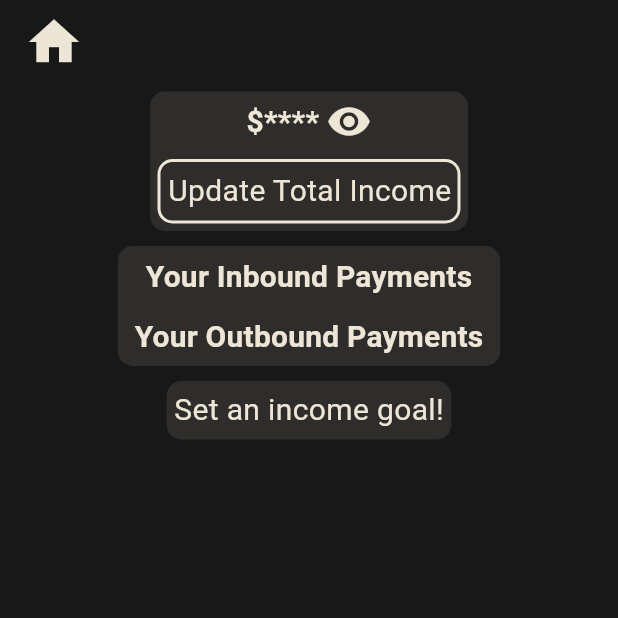
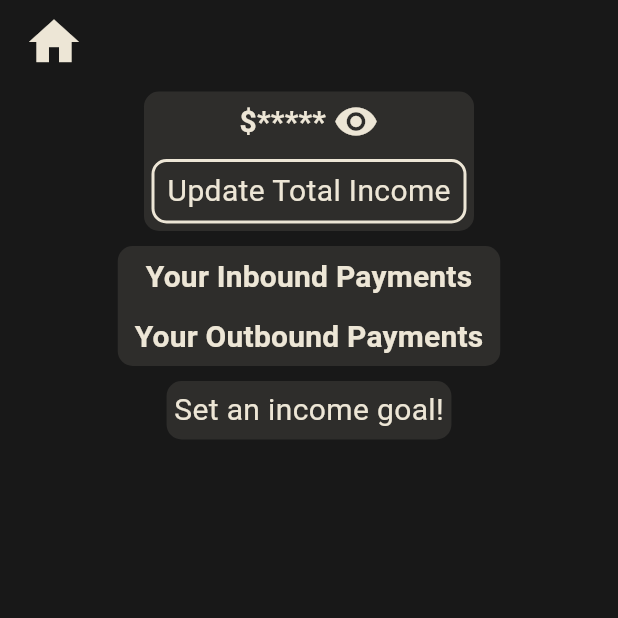
Before and after one commit to Myoro/MyoroFinanceTracker, a Flutter app: the screen it shows after launch, after a tap on the "paid" icon, on a phone screen of 412 x 824 dp, the top half of it. Run offline on Flutter 3.47's test engine with Material 3 defaults, Android fonts, the light colour scheme and no system bars; our stand-ins replace flutter_bloc, sqflite, sqflite_common_ffi; missing offline and left inert: window_manager; accounts and stored records are empty.

Commit message:
More changed to be done at home

```diff
--- /dev/null
+++ b/myoro_finance_tracker/lib/blocs/total_income_cubit.dart
@@ -0,0 +1,11 @@
+import 'package:flutter_bloc/flutter_bloc.dart';
+import 'package:myoro_finance_tracker/database.dart';
+
+class TotalIncomeCubit extends Cubit<double> {
+  TotalIncomeCubit(super.totalIncome);
+
+  void add(double totalIncome) async {
+    await Database.update('total_income', {'income': totalIncome.toStringAsFixed(2)});
+    emit(totalIncome);
+  }
+}
--- a/myoro_finance_tracker/lib/database.dart
+++ b/myoro_finance_tracker/lib/database.dart
@@ -21,7 +21,7 @@ class Database {
     await _database.execute('CREATE TABLE IF NOT EXISTS dark_mode(id INTEGER PRIMARY KEY, enabled INTEGER);');
     if ((await get('dark_mode')).isEmpty) insert('dark_mode', {'enabled': 1});
 
-    // Finances cubit
+    // Finances
     await _database.execute('''
       CREATE TABLE IF NOT EXISTS finances(
         id    INTEGER PRIMARY KEY AUTOINCREMENT,
@@ -30,6 +30,10 @@ class Database {
         date  TEXT
       );
     ''');
+
+    // Total income
+    await _database.execute('CREATE TABLE IF NOT EXISTS total_income(id INTEGER PRIMARY KEY, income TEXT);');
+    if ((await get('total_income')).isEmpty) insert('total_income', {'income': '0'});
   }
 
   static Future<List<Map<String, Object?>>> select(String table, [Map<String, dynamic>? conditions]) async {
--- a/myoro_finance_tracker/lib/main.dart
+++ b/myoro_finance_tracker/lib/main.dart
@@ -2,6 +2,7 @@ import 'package:flutter/material.dart';
 import 'package:flutter_bloc/flutter_bloc.dart';
 import 'package:myoro_finance_tracker/blocs/dark_mode_cubit.dart';
 import 'package:myoro_finance_tracker/blocs/finances_cubit.dart';
+import 'package:myoro_finance_tracker/blocs/total_income_cubit.dart';
 import 'package:myoro_finance_tracker/database.dart';
 import 'package:myoro_finance_tracker/helpers/platform_helper.dart';
 import 'package:myoro_finance_tracker/models/finance_model.dart';
@@ -20,12 +21,14 @@ void main() async {
   await Database.init();
   final bool isDarkMode = (await Database.get('dark_mode'))['enabled'] == 1 ? true : false;
   final List<FinanceModel> finances = (await Database.select('finances')).map((finance) => FinanceModel.fromJSON(finance)).toList();
+  final double totalIncome = double.parse((await Database.get('total_income'))['income'] as String);
 
   runApp(
     MultiBlocProvider(
       providers: [
         BlocProvider(create: (context) => DarkModeCubit(isDarkMode)),
         BlocProvider(create: (context) => FinancesCubit(finances)),
+        BlocProvider(create: (context) => TotalIncomeCubit(totalIncome)),
       ],
       child: const App(),
     ),
--- a/myoro_finance_tracker/lib/widgets/cards/total_income_card.dart
+++ b/myoro_finance_tracker/lib/widgets/cards/total_income_card.dart
@@ -1,39 +1,63 @@
 import 'package:flutter/material.dart';
+import 'package:flutter_bloc/flutter_bloc.dart';
+import 'package:myoro_finance_tracker/blocs/total_income_cubit.dart';
 import 'package:myoro_finance_tracker/widgets/bodies/income_screen_body.dart';
 import 'package:myoro_finance_tracker/widgets/buttons/icon_button_without_feedback.dart';
 import 'package:myoro_finance_tracker/widgets/buttons/icon_text_hover_button.dart';
 import 'package:myoro_finance_tracker/widgets/cards/base_card.dart';
+import 'package:myoro_finance_tracker/widgets/modals/total_income_form_modal.dart';
 
 /// Card to display and edit the total income of the user
 ///
 /// Used in [IncomeScreenBody]
-class TotalIncomeCard extends StatelessWidget {
+class TotalIncomeCard extends StatefulWidget {
   const TotalIncomeCard({super.key});
 
   @override
-  Widget build(BuildContext context) => BaseCard(
-        width: 212,
+  State<TotalIncomeCard> createState() => _TotalIncomeCardState();
+}
+
+class _TotalIncomeCardState extends State<TotalIncomeCard> {
+  final ValueNotifier<bool> _hidden = ValueNotifier<bool>(true);
+
+  @override
+  void dispose() {
+    _hidden.dispose();
+    super.dispose();
+  }
+
+  @override
+  Widget build(BuildContext context) => BlocBuilder<TotalIncomeCubit, double>(
+        builder: (context, totalIncome) => BaseCard(
+          width: 220,
           content: Column(
             children: [
-            Row(
+              ValueListenableBuilder(
+                valueListenable: _hidden,
+                builder: (context, hidden, child) => Row(
                   mainAxisAlignment: MainAxisAlignment.center,
                   children: [
-                Text('\$****', style: Theme.of(context).textTheme.titleMedium),
+                    Text(
+                      hidden ? '\$${'*' * (totalIncome.toStringAsFixed(2).length + 1)}' : '\$${totalIncome.toStringAsFixed(2)}',
+                      style: Theme.of(context).textTheme.titleMedium,
+                    ),
                     const SizedBox(width: 5),
                     IconButtonWithoutFeedback(
-                  icon: Icons.visibility,
+                      icon: hidden ? Icons.visibility : Icons.visibility_off,
                       size: 30,
-                  onTap: () {}, // TODO
+                      onTap: () => _hidden.value = !_hidden.value,
                     )
                   ],
                 ),
+              ),
               const SizedBox(height: 10),
               IconTextHoverButton(
-              onTap: () {}, // TODO
+                onTap: () => TotalIncomeFormModal.show(context),
                 text: 'Update Total Income',
                 bordered: true,
               )
             ],
           ),
+        ),
       );
 }
```
Also changed, not shown: myoro_finance_tracker/lib/widgets/modals/total_income_form_modal.dart (added, +48 -0 lines), myoro_finance_tracker/pubspec.lock. Lines whose indentation alone changed are shown as unchanged.
